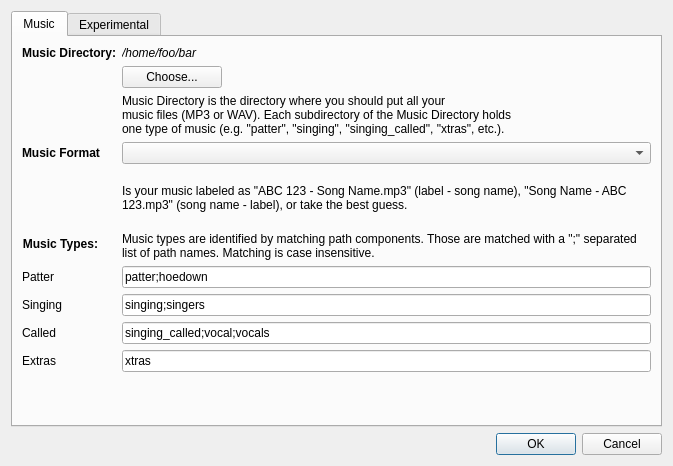
Old version of the form SquareDesk-DEV/test123/preferencesdialog.ui in the repository mpogue2/SquareDesk.
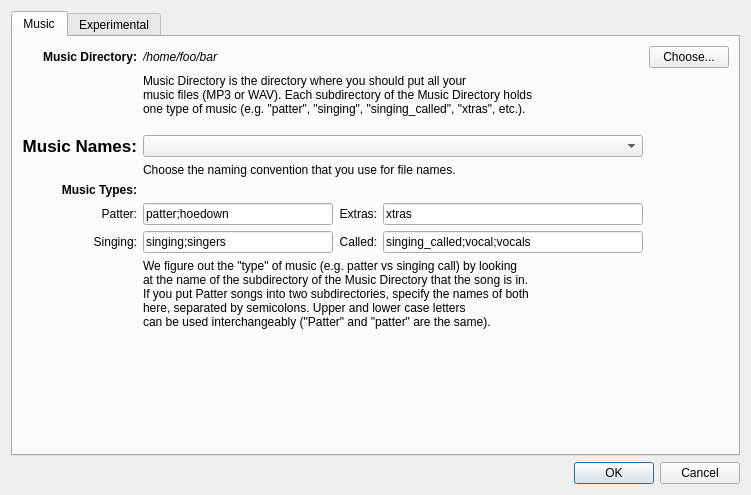
New version of the form. The open tabs and pages were chosen to show the change.

Commit message:
[2/2] Cleaned up Prefs layout, help text, added common_enums.h
Changed help text to be less technical, renamed dropdown options to match.  Added help text into them, to make it easier to figure out.  Tightened up layout, and made it so resizing the Prefs dialog should work correctly now.  Also added common_enums.h to the project, ran QMake, compiled and tested on Mac OS X and Windows.

```diff
--- a/SquareDesk-DEV/test123/preferencesdialog.ui
+++ b/SquareDesk-DEV/test123/preferencesdialog.ui
@@ -6,10 +6,16 @@
    <rect>
     <x>0</x>
     <y>0</y>
-    <width>673</width>
-    <height>466</height>
+    <width>751</width>
+    <height>495</height>
    </rect>
   </property>
+  <property name="minimumSize">
+   <size>
+    <width>0</width>
+    <height>0</height>
+   </size>
+  </property>
   <property name="windowTitle">
    <string>SquareDeskPlayer Preferences</string>
   </property>
@@ -58,7 +64,147 @@
         <attribute name="title">
          <string>Music</string>
         </attribute>
-        <layout class="QFormLayout" name="formLayout">
+        <layout class="QGridLayout" name="gridLayout_3">
+         <item row="6" column="4">
+          <widget class="QLineEdit" name="lineEditMusicTypeExtras">
+           <property name="sizePolicy">
+            <sizepolicy hsizetype="Expanding" vsizetype="Fixed">
+             <horstretch>0</horstretch>
+             <verstretch>0</verstretch>
+            </sizepolicy>
+           </property>
+           <property name="text">
+            <string>xtras</string>
+           </property>
+          </widget>
+         </item>
+         <item row="4" column="2" colspan="3">
+          <widget class="QLabel" name="musicFormatHelpLabel">
+           <property name="sizePolicy">
+            <sizepolicy hsizetype="Preferred" vsizetype="Fixed">
+             <horstretch>0</horstretch>
+             <verstretch>0</verstretch>
+            </sizepolicy>
+           </property>
+           <property name="text">
+            <string>&lt;html&gt;&lt;head/&gt;&lt;body&gt;&lt;p&gt;&lt;span style=&quot;&quot;&gt;Choose the naming convention that you use for file names.&lt;/span&gt;&lt;/p&gt;&lt;/body&gt;&lt;/html&gt;</string>
+           </property>
+           <property name="wordWrap">
+            <bool>true</bool>
+           </property>
+          </widget>
+         </item>
+         <item row="7" column="2">
+          <widget class="QLineEdit" name="lineEditMusicTypeSinging">
+           <property name="sizePolicy">
+            <sizepolicy hsizetype="Fixed" vsizetype="Fixed">
+             <horstretch>0</horstretch>
+             <verstretch>0</verstretch>
+            </sizepolicy>
+           </property>
+           <property name="minimumSize">
+            <size>
+             <width>190</width>
+             <height>0</height>
+            </size>
+           </property>
+           <property name="text">
+            <string>singing;singers</string>
+           </property>
+          </widget>
+         </item>
+         <item row="7" column="0">
+          <widget class="QLabel" name="musicTypesSingingLabel">
+           <property name="text">
+            <string>Singing:</string>
+           </property>
+           <property name="alignment">
+            <set>Qt::AlignRight|Qt::AlignTrailing|Qt::AlignVCenter</set>
+           </property>
+          </widget>
+         </item>
+         <item row="6" column="3">
+          <widget class="QLabel" name="musicTypesExtrasLabel">
+           <property name="text">
+            <string>Extras:</string>
+           </property>
+           <property name="alignment">
+            <set>Qt::AlignRight|Qt::AlignTrailing|Qt::AlignVCenter</set>
+           </property>
+          </widget>
+         </item>
+         <item row="6" column="0">
+          <widget class="QLabel" name="musicTypesPatterLabel">
+           <property name="text">
+            <string>Patter:</string>
+           </property>
+           <property name="alignment">
+            <set>Qt::AlignRight|Qt::AlignTrailing|Qt::AlignVCenter</set>
+           </property>
+          </widget>
+         </item>
+         <item row="5" column="0">
+          <widget class="QLabel" name="musicTypesLabel">
+           <property name="font">
+            <font>
+             <weight>75</weight>
+             <bold>true</bold>
+            </font>
+           </property>
+           <property name="text">
+            <string>Music Types:</string>
+           </property>
+           <property name="alignment">
+            <set>Qt::AlignRight|Qt::AlignTop|Qt::AlignTrailing</set>
+           </property>
+          </widget>
+         </item>
+         <item row="3" column="2" colspan="3">
+          <widget class="QComboBox" name="comboBoxMusicFormat">
+           <property name="sizePolicy">
+            <sizepolicy hsizetype="Expanding" vsizetype="Fixed">
+             <horstretch>0</horstretch>
+             <verstretch>0</verstretch>
+            </sizepolicy>
+           </property>
+          </widget>
+         </item>
+         <item row="3" column="0">
+          <widget class="QLabel" name="label">
+           <property name="font">
+            <font>
+             <pointsize>13</pointsize>
+             <weight>75</weight>
+             <bold>true</bold>
+            </font>
+           </property>
+           <property name="text">
+            <string>Music Names:</string>
+           </property>
+           <property name="alignment">
+            <set>Qt::AlignRight|Qt::AlignTrailing|Qt::AlignVCenter</set>
+           </property>
+          </widget>
+         </item>
+         <item row="6" column="2">
+          <widget class="QLineEdit" name="lineEditMusicTypePatter">
+           <property name="sizePolicy">
+            <sizepolicy hsizetype="Fixed" vsizetype="Fixed">
+             <horstretch>0</horstretch>
+             <verstretch>0</verstretch>
+            </sizepolicy>
+           </property>
+           <property name="minimumSize">
+            <size>
+             <width>190</width>
+             <height>0</height>
+            </size>
+           </property>
+           <property name="text">
+            <string>patter;hoedown</string>
+           </property>
+          </widget>
+         </item>
          <item row="0" column="0">
           <widget class="QLabel" name="musicPathLabel">
            <property name="font">
@@ -75,7 +221,24 @@
            </property>
           </widget>
          </item>
-         <item row="0" column="1">
+         <item row="7" column="3">
+          <widget class="QLabel" name="musicTypesCalledLabel">
+           <property name="text">
+            <string>Called:</string>
+           </property>
+           <property name="alignment">
+            <set>Qt::AlignRight|Qt::AlignTrailing|Qt::AlignVCenter</set>
+           </property>
+          </widget>
+         </item>
+         <item row="7" column="4">
+          <widget class="QLineEdit" name="lineEditMusicTypeCalled">
+           <property name="text">
+            <string>singing_called;vocal;vocals</string>
+           </property>
+          </widget>
+         </item>
+         <item row="0" column="2">
           <widget class="QLabel" name="musicPath">
            <property name="font">
             <font>
@@ -89,7 +252,29 @@
            </property>
           </widget>
          </item>
-         <item row="1" column="1">
+         <item row="1" column="2" colspan="3">
+          <widget class="QLabel" name="musicDirHelpLabel">
+           <property name="sizePolicy">
+            <sizepolicy hsizetype="Preferred" vsizetype="Fixed">
+             <horstretch>0</horstretch>
+             <verstretch>0</verstretch>
+            </sizepolicy>
+           </property>
+           <property name="minimumSize">
+            <size>
+             <width>0</width>
+             <height>55</height>
+            </size>
+           </property>
+           <property name="text">
+            <string>&lt;html&gt;&lt;head/&gt;&lt;body&gt;&lt;p&gt;&lt;span style=&quot;&quot;&gt;Music Directory is the directory where you should put all your &lt;br/&gt;music files (MP3 or WAV). Each subdirectory of the Music Directory holds &lt;br/&gt;one type of music (e.g. &amp;quot;patter&amp;quot;, &amp;quot;singing&amp;quot;, &amp;quot;singing_called&amp;quot;, &amp;quot;xtras&amp;quot;, etc.).&lt;/span&gt;&lt;/p&gt;&lt;/body&gt;&lt;/html&gt;</string>
+           </property>
+           <property name="alignment">
+            <set>Qt::AlignLeading|Qt::AlignLeft|Qt::AlignTop</set>
+           </property>
+          </widget>
+         </item>
+         <item row="0" column="5">
           <widget class="QPushButton" name="chooseMusicPathButton">
            <property name="maximumSize">
             <size>
@@ -102,134 +287,38 @@
            </property>
           </widget>
          </item>
-         <item row="2" column="1">
-          <widget class="QLabel" name="musicDirHelpLabel">
-           <property name="text">
-            <string>&lt;html&gt;&lt;head/&gt;&lt;body&gt;&lt;p&gt;Music Directory is the directory where you should put all your &lt;br/&gt;music files (MP3 or WAV). Each subdirectory of the Music Directory holds &lt;br/&gt;one type of music (e.g. &amp;quot;patter&amp;quot;, &amp;quot;singing&amp;quot;, &amp;quot;singing_called&amp;quot;, &amp;quot;xtras&amp;quot;, etc.). &lt;/p&gt;&lt;/body&gt;&lt;/html&gt;</string>
+         <item row="13" column="2">
+          <spacer name="verticalSpacer_2">
+           <property name="orientation">
+            <enum>Qt::Vertical</enum>
            </property>
-          </widget>
-         </item>
-         <item row="7" column="0">
-          <widget class="QLabel" name="musicTypesLabel">
-           <property name="font">
-            <font>
-             <weight>75</weight>
-             <bold>true</bold>
-            </font>
+           <property name="sizeHint" stdset="0">
+            <size>
+             <width>20</width>
+             <height>40</height>
+            </size>
            </property>
-           <property name="text">
-            <string>Music Types:</string>
-           </property>
-           <property name="alignment">
-            <set>Qt::AlignRight|Qt::AlignTrailing|Qt::AlignVCenter</set>
-           </property>
-          </widget>
+          </spacer>
          </item>
-         <item row="7" column="1">
+         <item row="12" column="2" colspan="3">
           <widget class="QLabel" name="musicTypesHelpLabel">
-           <property name="text">
-            <string>Music types are identified by matching path components. Those are matched with a &quot;;&quot; separated list of path names. Matching is case insensitive.</string>
+           <property name="sizePolicy">
+            <sizepolicy hsizetype="Preferred" vsizetype="Preferred">
+             <horstretch>0</horstretch>
+             <verstretch>0</verstretch>
+            </sizepolicy>
            </property>
-           <property name="wordWrap">
-            <bool>true</bool>
-           </property>
-          </widget>
-         </item>
-         <item row="8" column="0">
-          <widget class="QLabel" name="musicTypesPatterLabel">
            <property name="text">
-            <string>Patter</string>
+            <string>&lt;html&gt;&lt;head/&gt;&lt;body&gt;&lt;p&gt;&lt;span style=&quot;&quot;&gt;We figure out the &amp;quot;type&amp;quot; of music (e.g. patter vs singing call) by looking&lt;br/&gt;at the name of the subdirectory of the Music Directory that the song is in.&lt;br/&gt;If you put Patter songs into two subdirectories, specify the names of both&lt;br/&gt;here, separated by semicolons. Upper and lower case letters&lt;br/&gt;can be used interchangeably (&quot;Patter&quot; and &quot;patter&quot; are the same).&lt;/span&gt;&lt;/p&gt;&lt;/body&gt;&lt;/html&gt;</string>
            </property>
            <property name="alignment">
-            <set>Qt::AlignRight|Qt::AlignTrailing|Qt::AlignVCenter</set>
+            <set>Qt::AlignLeading|Qt::AlignLeft|Qt::AlignTop</set>
            </property>
-          </widget>
-         </item>
-         <item row="8" column="1">
-          <widget class="QLineEdit" name="lineEditMusicTypePatter">
-           <property name="text">
-            <string>patter;hoedown</string>
-           </property>
-          </widget>
-         </item>
-         <item row="9" column="0">
-          <widget class="QLabel" name="musicTypesSingingLabel">
-           <property name="text">
-            <string>Singing</string>
-           </property>
-           <property name="alignment">
-            <set>Qt::AlignRight|Qt::AlignTrailing|Qt::AlignVCenter</set>
-           </property>
-          </widget>
-         </item>
-         <item row="9" column="1">
-          <widget class="QLineEdit" name="lineEditMusicTypeSinging">
-           <property name="text">
-            <string>singing;singers</string>
-           </property>
-          </widget>
-         </item>
-         <item row="10" column="0">
-          <widget class="QLabel" name="musicTypesCalledLabel">
-           <property name="text">
-            <string>Called</string>
-           </property>
-           <property name="alignment">
-            <set>Qt::AlignRight|Qt::AlignTrailing|Qt::AlignVCenter</set>
-           </property>
-          </widget>
-         </item>
-         <item row="10" column="1">
-          <widget class="QLineEdit" name="lineEditMusicTypeCalled">
-           <property name="text">
-            <string>singing_called;vocal;vocals</string>
-           </property>
-          </widget>
-         </item>
-         <item row="11" column="0">
-          <widget class="QLabel" name="musicTypesExtrasLabel">
-           <property name="text">
-            <string>Extras</string>
-           </property>
-           <property name="alignment">
-            <set>Qt::AlignRight|Qt::AlignTrailing|Qt::AlignVCenter</set>
-           </property>
-          </widget>
-         </item>
-         <item row="11" column="1">
-          <widget class="QLineEdit" name="lineEditMusicTypeExtras">
-           <property name="text">
-            <string>xtras</string>
-           </property>
-          </widget>
-         </item>
-         <item row="4" column="0">
-          <widget class="QLabel" name="label">
-           <property name="font">
-            <font>
-             <pointsize>9</pointsize>
-             <weight>75</weight>
-             <bold>true</bold>
-            </font>
-           </property>
-           <property name="text">
-            <string>Music Format</string>
-           </property>
-          </widget>
-         </item>
-         <item row="6" column="1">
-          <widget class="QLabel" name="musicFormatHelpLabel">
-           <property name="text">
-            <string>Is your music labeled as &quot;ABC 123 - Song Name.mp3&quot; (label - song name), &quot;Song Name - ABC 123.mp3&quot; (song name - label), or take the best guess.</string>
-           </property>
            <property name="wordWrap">
             <bool>true</bool>
            </property>
           </widget>
          </item>
-         <item row="4" column="1">
-          <widget class="QComboBox" name="comboBoxMusicFormat"/>
-         </item>
         </layout>
        </widget>
        <widget class="QWidget" name="tab_4">
```
Left out of the diff: 8 changed lines with no effect on the pictures. The commit also changes 2 other files.
